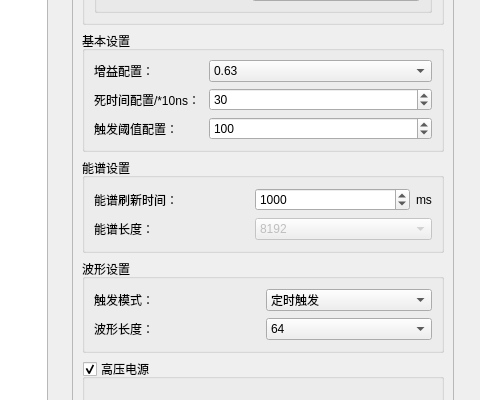
Before: the Qt Designer form detsettingwindow.ui in MrXiaomao/ZrActivationPro, drawn with Qt 5; both pictures show x 304 to 784 and y 138 to 538 of the 784 by 864 pixel window.
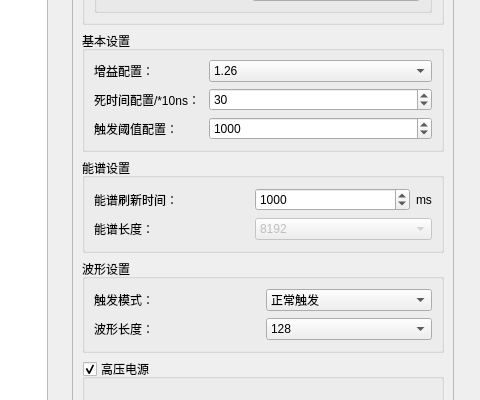
After: the same form once the commit is applied.

```diff
--- a/detsettingwindow.ui
+++ b/detsettingwindow.ui
@@ -6,7 +6,7 @@
    <rect>
     <x>0</x>
     <y>0</y>
-    <width>741</width>
+    <width>780</width>
     <height>864</height>
    </rect>
   </property>
@@ -272,7 +272,7 @@
                  <number>1</number>
                 </property>
                 <property name="value">
-                 <number>100</number>
+                 <number>1000</number>
                 </property>
                </widget>
               </item>
@@ -299,8 +299,13 @@
               <item row="1" column="1" colspan="2">
                <widget class="QComboBox" name="comboBox_gain">
                 <property name="currentIndex">
-                 <number>3</number>
+                 <number>0</number>
                 </property>
+                <item>
+                 <property name="text">
+                  <string>1.26</string>
+                 </property>
+                </item>
                 <item>
                  <property name="text">
                   <string>0.08</string>
@@ -446,11 +451,6 @@
               </item>
               <item row="0" column="1">
                <widget class="QComboBox" name="comboBox_waveformTriggerMode">
-                <item>
-                 <property name="text">
-                  <string>定时触发</string>
-                 </property>
-                </item>
                 <item>
                  <property name="text">
                   <string>正常触发</string>
@@ -467,11 +467,6 @@
               </item>
               <item row="1" column="1">
                <widget class="QComboBox" name="comboBox_waveformLength">
-                <item>
-                 <property name="text">
-                  <string>64</string>
-                 </property>
-                </item>
                 <item>
                  <property name="text">
                   <string>128</string>
```
Left out of the diff: 15 changed lines with no effect on the pictures.
